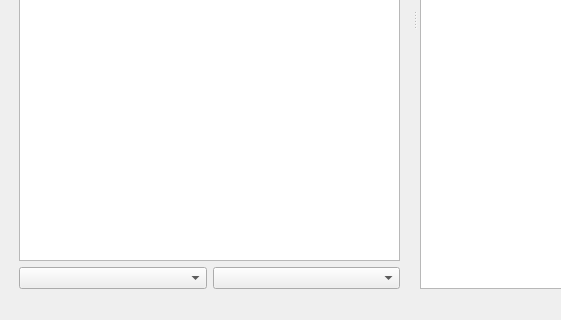
First picture: the form in src/mainwindow.ui, repository Ptr314/dsk_commander, before the edit; both pictures show x 0 to 561 and y 280 to 600 of the 800 by 600 pixel window.
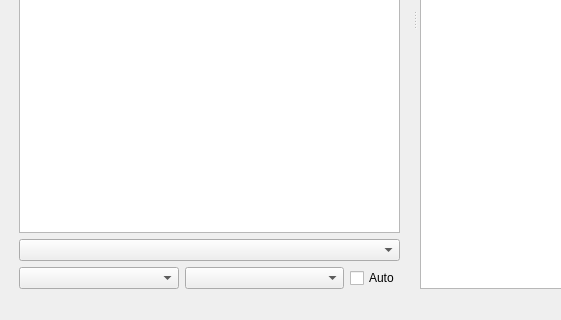
Second picture: the form after the edit. Icons and pictures are not drawn.

What changed in the file:
```diff
--- a/src/mainwindow.ui
+++ b/src/mainwindow.ui
@@ -78,6 +78,26 @@
           </item>
          </layout>
         </item>
+        <item>
+         <layout class="QHBoxLayout" name="horizontalLayout_7">
+          <property name="leftMargin">
+           <number>10</number>
+          </property>
+          <property name="rightMargin">
+           <number>10</number>
+          </property>
+          <property name="bottomMargin">
+           <number>0</number>
+          </property>
+          <item>
+           <widget class="QComboBox" name="leftFilterCombo">
+            <property name="toolTip">
+             <string>Files to show</string>
+            </property>
+           </widget>
+          </item>
+         </layout>
+        </item>
         <item>
          <layout class="QHBoxLayout" name="horizontalLayout_4">
           <property name="leftMargin">
@@ -87,10 +107,40 @@
            <number>10</number>
           </property>
           <item>
-           <widget class="QComboBox" name="leftFilterCombo"/>
+           <widget class="QComboBox" name="leftTypeCombo">
+            <property name="sizePolicy">
+             <sizepolicy hsizetype="Expanding" vsizetype="Fixed">
+              <horstretch>0</horstretch>
+              <verstretch>0</verstretch>
+             </sizepolicy>
+            </property>
+            <property name="toolTip">
+             <string>Disk type</string>
+            </property>
+           </widget>
           </item>
           <item>
-           <widget class="QComboBox" name="leftTypeCombo"/>
+           <widget class="QComboBox" name="filesystemCombo">
+            <property name="sizePolicy">
+             <sizepolicy hsizetype="Expanding" vsizetype="Fixed">
+              <horstretch>0</horstretch>
+              <verstretch>0</verstretch>
+             </sizepolicy>
+            </property>
+            <property name="toolTip">
+             <string>Filesystem type</string>
+            </property>
+           </widget>
+          </item>
+          <item>
+           <widget class="QCheckBox" name="autoCheckBox">
+            <property name="toolTip">
+             <string>Detect Type &amp; Filesystem automatically</string>
+            </property>
+            <property name="text">
+             <string>Auto</string>
+            </property>
+           </widget>
           </item>
          </layout>
         </item>
```
Left out of the diff: 2 changed lines with no effect on the pictures.
